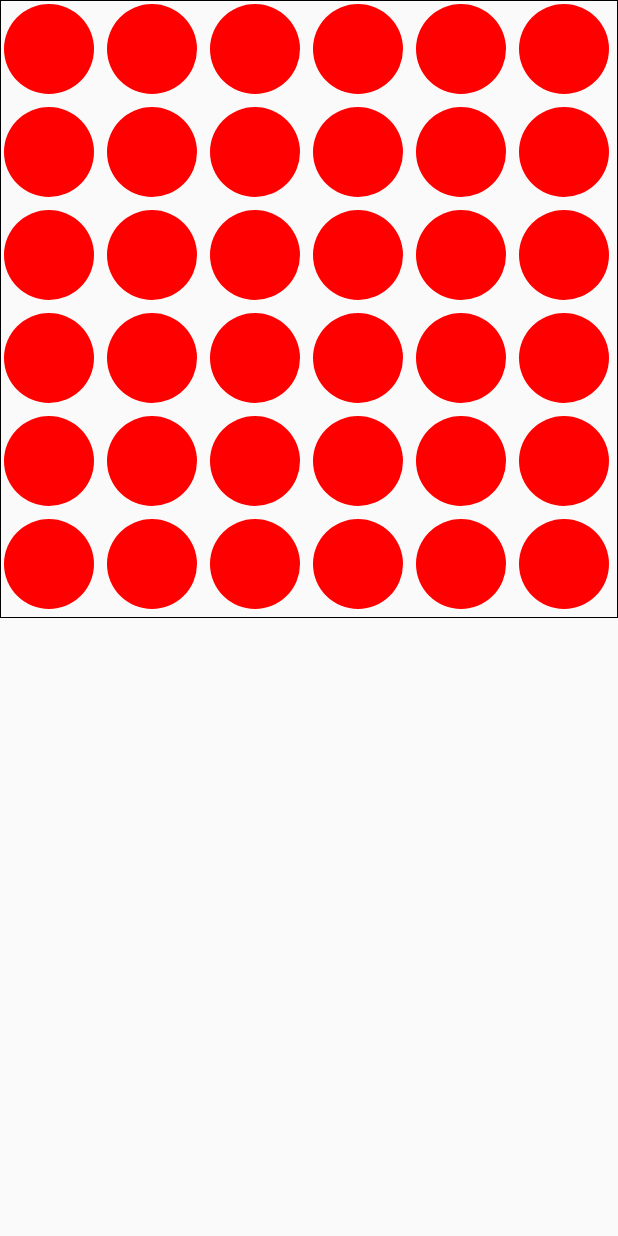
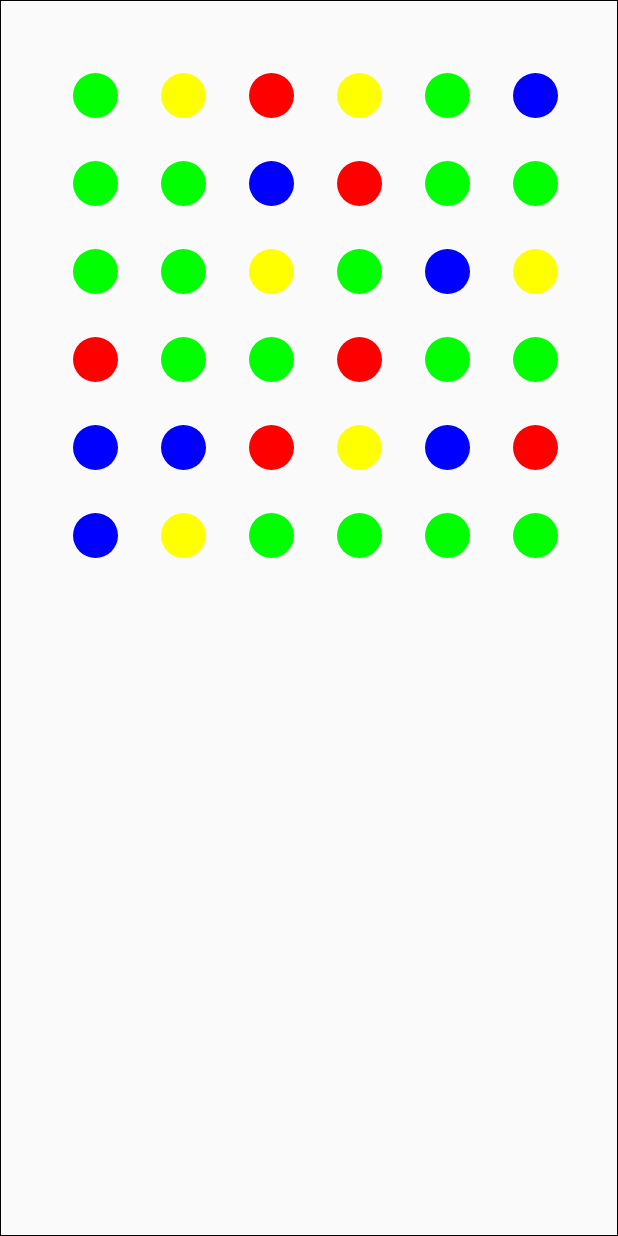
Before and after one commit to atligud13/ANDR-DOTS, an Android app: the GameActivity screen opened directly, with no data from a screen before it, on a phone screen of 412 x 824 dp. Run offline under Robolectric (Android 15) with nearby library versions, the phone set to English and light mode, and no system bars.

Commit message:
Circles randomly colored

```diff
--- a/Dots/app/src/main/java/nett/arnar/atli/dots/BoardView.java
+++ b/Dots/app/src/main/java/nett/arnar/atli/dots/BoardView.java
@@ -49,27 +49,18 @@ public class BoardView extends View {
     }
 
     @Override
-    protected void onMeasure( int widthMeasureSpec, int heightMeasureSpec ) {
-        super.onMeasure(widthMeasureSpec, heightMeasureSpec);
-        int width  = getMeasuredWidth() - getPaddingLeft() - getPaddingRight();
-        int height = getMeasuredHeight() - getPaddingTop() - getPaddingBottom();
-        int size = Math.min(width, height);
-        setMeasuredDimension(size + getPaddingLeft() + getPaddingRight(),
-                size + getPaddingTop() + getPaddingBottom());
-    }
-
-    @Override
     public void onDraw(Canvas canvas) {
         m_cellWidth = getMeasuredWidth() / numCells;
         m_cellHeight = getMeasuredHeight() / numCells;
+        int circle_margin = getMeasuredWidth() / (numCells + 1);
 
         m_rect.set(0, 0, getMeasuredWidth(), getMeasuredHeight());
         canvas.drawRect(m_rect, m_paintCell);
 
         for (int i = 0; i < numCells; ++i) {
-            int x = (m_cellHeight / 3) + (i * m_cellHeight);
+            int x = circle_margin + (i * circle_margin) - getPaddingLeft();
             for (int j = 0; j < numCells; ++j) {
-                int y = (m_cellWidth / 3) + (j * m_cellWidth);
+                int y = circle_margin + (j * circle_margin) - getPaddingTop();
                 circles[i][j].draw(canvas, m_paintCircle, x, y);
             }
         }
--- a/Dots/app/src/main/java/nett/arnar/atli/dots/GameActivity.java
+++ b/Dots/app/src/main/java/nett/arnar/atli/dots/GameActivity.java
@@ -12,17 +12,22 @@ import android.view.ViewGroup;
 import android.widget.LinearLayout;
 import android.widget.TextView;
 
+import java.util.Random;
+
 import nett.arnar.atli.dots.Shapes.Circle;
 
 public class GameActivity extends AppCompatActivity {
 
     BoardView boardView;
     Circle[][] circles;
+    int[] color_pool = new int[] {Color.RED, Color.BLUE, Color.GREEN, Color.YELLOW, Color.CYAN};
+    Random rand = new Random();
 
     @Override
     protected void onCreate(Bundle savedInstanceState) {
         super.onCreate(savedInstanceState);
         setContentView(R.layout.activity_game);
+
 
         //Get the message from intent
         Intent intent = getIntent();
@@ -33,8 +38,8 @@ public class GameActivity extends AppCompatActivity {
 
         // Creating the board view
         boardView = new BoardView(this, numCells, circles);
-        boardView.setLayoutParams(new ActionBar.LayoutParams(ViewGroup.LayoutParams.WRAP_CONTENT,
-                ViewGroup.LayoutParams.WRAP_CONTENT));
+        boardView.setLayoutParams(new LinearLayout.LayoutParams(ViewGroup.LayoutParams.MATCH_PARENT,
+                ViewGroup.LayoutParams.MATCH_PARENT));
 
         // Adding the board view the the parent layout
         LinearLayout layout = (LinearLayout) findViewById(R.id.gameLayout);
@@ -44,7 +49,7 @@ public class GameActivity extends AppCompatActivity {
     private void initCircles(int cells) {
         for (int i = 0; i < cells; ++i) {
             for (int j = 0; j < cells; ++j) {
-                circles[i][j] = new Circle(Color.RED, 30);
+                circles[i][j] = new Circle(color_pool[rand.nextInt(4)], 15);
             }
         }
     }
```
